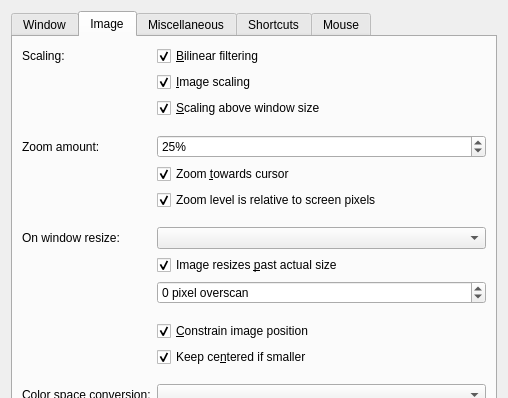
This is src/qvoptionsdialog.ui in jurplel/qView as Qt 5 draws it before an edit; both pictures show x 0 to 508 and y 0 to 398 of the 508 by 616 pixel window. The edited form follows.
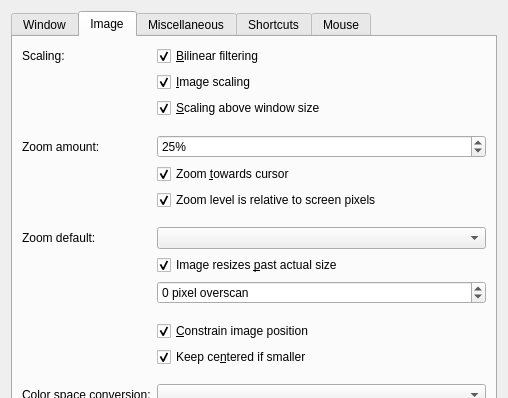
This is the edited form. The open tabs and pages were chosen to show the change.

Commit message: Add "Fill Window" zoom mode

The edit to the form file:
```diff
--- a/src/qvoptionsdialog.ui
+++ b/src/qvoptionsdialog.ui
@@ -426,7 +426,7 @@
           <string>Ignores select sides of an image when fitting to window (some sides will extend beyond the window boundaries)</string>
          </property>
          <property name="text">
-          <string>On window resize:</string>
+          <string>Zoom default:</string>
          </property>
         </widget>
        </item>
```
Left out of the diff: 4 changed lines with no effect on the pictures. The commit also changes 10 other files.
